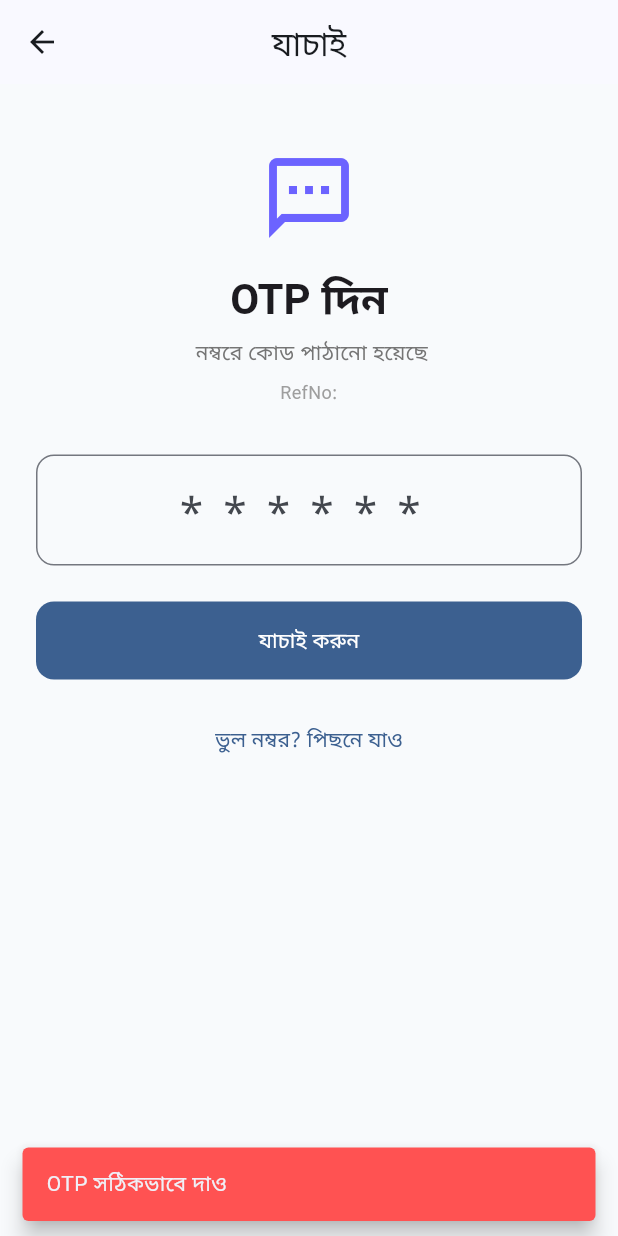
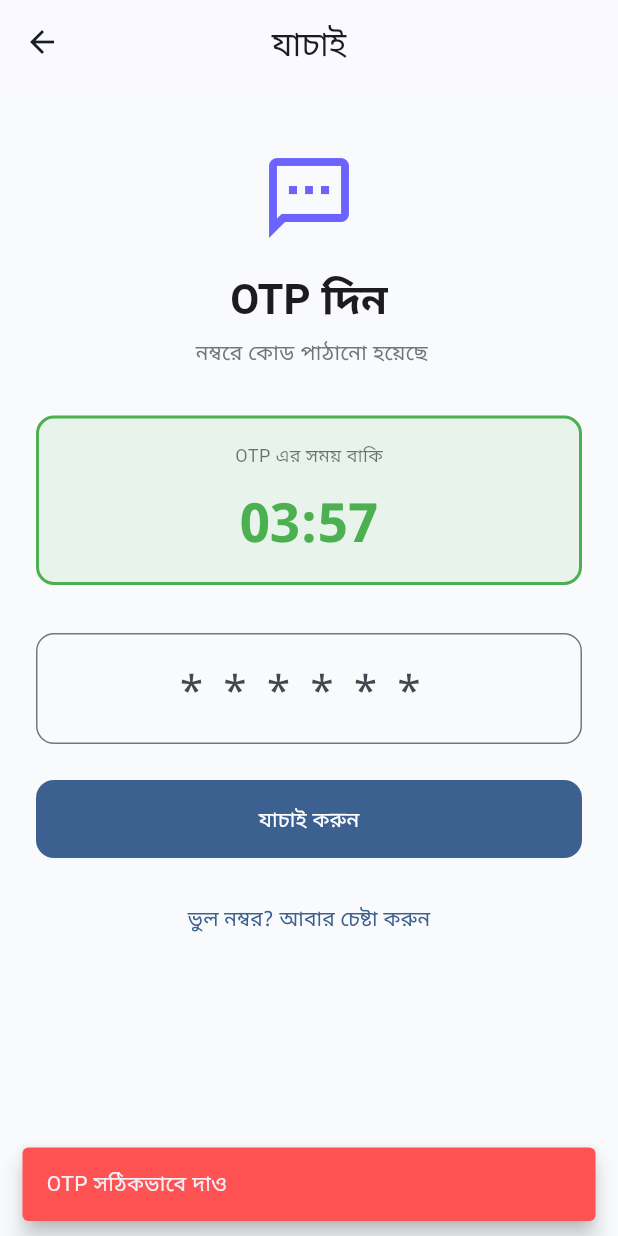
Before and after one commit to mehedienf/women_safety_weather_app, a Flutter app: the OtpVerifyPage screen opened directly with empty values, after a tap on "যাচাই করুন", on a phone screen of 412 x 824 dp. Run offline on Flutter 3.47's test engine with Material 3 defaults, Android fonts, the phone set to English and light mode, and no system bars; our stand-ins replace flutter_local_notifications, flutter_map, geolocator, google_fonts, latlong2, permission_handler and 2 more; missing offline and left inert: flutter_phone_direct_caller; accounts and stored records are empty.

Commit message:
Add OTP countdown timer and update notification message in app bar

```diff
--- a/lib/login.dart
+++ b/lib/login.dart
@@ -1,3 +1,4 @@
+import 'dart:async';
 import 'dart:convert';
 
 import 'package:flutter/material.dart';
@@ -221,6 +222,18 @@ class _LoginPageState extends State<LoginPage> {
               const SizedBox(height: 8),
               const Text('মোবাইল নম্বর দিন', textAlign: TextAlign.center),
               const SizedBox(height: 32),
+              const SizedBox(height: 8),
+              Text(
+                // 'Daily 2 taka(VAT+SD+SC) subscription charge',
+                'চার্জ 2 টাকা + VAT+SD+SC/দিন',
+                textAlign: TextAlign.center,
+                style: TextStyle(
+                  color: Colors.grey.shade600,
+                  fontSize: 14,
+                  fontWeight: FontWeight.w500,
+                ),
+              ),
+              const SizedBox(height: 32),
               TextField(
                 controller: _phoneController,
                 keyboardType: TextInputType.phone,
@@ -272,6 +285,49 @@ class OtpVerifyPage extends StatefulWidget {
 class _OtpVerifyPageState extends State<OtpVerifyPage> {
   final TextEditingController _otpController = TextEditingController();
   bool _isLoading = false;
+  late Timer _timer;
+  int _remainingSeconds = 240; // 4 minutes = 240 seconds
+
+  @override
+  void initState() {
+    super.initState();
+    _startCountdown();
+  }
+
+  void _startCountdown() {
+    _timer = Timer.periodic(const Duration(seconds: 1), (timer) {
+      setState(() {
+        if (_remainingSeconds > 0) {
+          _remainingSeconds--;
+        } else {
+          _timer.cancel();
+        }
+      });
+    });
+  }
+
+  String _formatTime(int seconds) {
+    final minutes = seconds ~/ 60;
+    final secs = seconds % 60;
+    return '${minutes.toString().padLeft(2, '0')}:${secs.toString().padLeft(2, '0')}';
+  }
+
+  Color _getTimerColor() {
+    if (_remainingSeconds > 120) return Colors.green;
+    if (_remainingSeconds > 60) return Colors.orange;
+    return Colors.red;
+  }
+
+  String _readString(Map<String, dynamic> data, List<String> keys) {
+    for (final key in keys) {
+      final value = data[key];
+      if (value != null) {
+        final text = value.toString().trim();
+        if (text.isNotEmpty) return text;
+      }
+    }
+    return '';
+  }
 
   Future<void> _verifyOtp() async {
     final otp = _otpController.text.trim();
@@ -300,20 +356,42 @@ class _OtpVerifyPageState extends State<OtpVerifyPage> {
         return;
       }
 
-      final statusCode =
-          data['statusCode']?.toString().trim().toUpperCase() ?? '';
+      // final statusCode =
+      //     data['statusCode']?.toString().trim().toUpperCase() ?? '';
+      final statusCode = _readString(data, [
+        'statusCode',
+        'StatusCode',
+        'status_code',
+      ]).toUpperCase();
+      final successFlag =
+          data['success'] == true ||
+          _readString(data, ['status', 'result']).toLowerCase() == 'success';
 
-      if (statusCode == 'S1000') {
+      if (statusCode == 'S1000' || successFlag) {
         // OTP verified successfully - save credentials immediately
         final prefs = await SharedPreferences.getInstance();
         await prefs.setBool('isLoggedIn', true);
         await prefs.setString('userPhone', widget.phone);
 
+        // Wait briefly for subscription sync, then continue to home.
+        final subscribed = await _waitForSubscriptionSync();
+
         if (!mounted) return;
+        if (!subscribed) {
+          _showWarning('সাবস্ক্রিপশন চলছে। অ্যাপ লোড হচ্ছে...');
+          await Future.delayed(const Duration(seconds: 1));
+          if (!mounted) return;
+        }
+
         Navigator.pushNamedAndRemoveUntil(context, '/home', (route) => false);
       } else {
-        final message = data['message']?.toString() ?? 'OTP ভুল হয়েছে';
-        _showError(message);
+        final message = _readString(data, [
+          'message',
+          'statusDetail',
+          'error',
+          'errorMessage',
+        ]);
+        _showError(message.isNotEmpty ? message : 'OTP ভুল হয়েছে');
       }
     } catch (e) {
       _showError('নেটওয়ার্ক সমস্যা হয়েছে: ${e.toString()}');
@@ -322,11 +400,66 @@ class _OtpVerifyPageState extends State<OtpVerifyPage> {
     }
   }
 
+  // void _showError(String msg) {
+  //   ScaffoldMessenger.of(context).showSnackBar(
+  //     SnackBar(
+  //       content: Text(msg),
+  //       backgroundColor: Colors.redAccent,
+  //       behavior: SnackBarBehavior.floating,
+  //       duration: const Duration(seconds: 4),
+  //     ),
+  //   );
+  // }
+
+  // Wait for subscription to sync - reduced to 5 checks for faster UX.
+  Future<bool> _waitForSubscriptionSync() async {
+    for (var i = 0; i < 5; i++) {
+      await Future.delayed(const Duration(seconds: 1));
+
+      try {
+        final response = await http
+            .post(
+              Uri.parse('${_baseUrl}check_subscription.php'),
+              body: {'user_mobile': widget.phone},
+            )
+            .timeout(const Duration(seconds: 5));
+
+        if (response.statusCode == 200) {
+          final data = jsonDecode(response.body);
+          if (data is Map<String, dynamic>) {
+            final status =
+                data['subscriptionStatus']?.toString().trim().toUpperCase() ??
+                '';
+            // Only accept REGISTERED (means charging succeeded)
+            if (status == 'REGISTERED') {
+              return true;
+            }
+          }
+        }
+      } catch (e) {
+        // Continue checking
+      }
+    }
+
+    return false;
+  }
+
   void _showError(String msg) {
     ScaffoldMessenger.of(context).showSnackBar(
       SnackBar(
         content: Text(msg),
         backgroundColor: Colors.redAccent,
+        behavior: SnackBarBehavior.floating,
+        duration: const Duration(seconds: 4),
+      ),
+    );
+  }
+
+  void _showWarning(String msg) {
+    ScaffoldMessenger.of(context).showSnackBar(
+      SnackBar(
+        content: Text(msg),
+        backgroundColor: Colors.orange,
         behavior: SnackBarBehavior.floating,
         duration: const Duration(seconds: 4),
       ),
@@ -370,12 +503,50 @@ class _OtpVerifyPageState extends State<OtpVerifyPage> {
                   textAlign: TextAlign.center,
                   style: TextStyle(color: Colors.grey.shade600),
                 ),
-                const SizedBox(height: 8),
-                Text(
-                  'RefNo: ${widget.referenceNo}',
-                  textAlign: TextAlign.center,
-                  style: TextStyle(color: Colors.grey.shade500, fontSize: 12),
+                const SizedBox(height: 32),
+                Container(
+                  padding: const EdgeInsets.all(16),
+                  decoration: BoxDecoration(
+                    color: _getTimerColor().withValues(alpha: 0.1),
+                    border: Border.all(color: _getTimerColor(), width: 2),
+                    borderRadius: BorderRadius.circular(12),
+                  ),
+                  child: Column(
+                    children: [
+                      const Text(
+                        'OTP এর সময় বাকি',
+                        style: TextStyle(fontSize: 12, color: Colors.black54),
+                      ),
+                      const SizedBox(height: 8),
+                      Text(
+                        _formatTime(_remainingSeconds),
+                        style: TextStyle(
+                          fontSize: 36,
+                          fontWeight: FontWeight.bold,
+                          color: _getTimerColor(),
+                        ),
+                      ),
+                      if (_remainingSeconds <= 60)
+                        const Padding(
+                          padding: EdgeInsets.only(top: 8),
+                          child: Text(
+                            'সময় শেষ হয়ে যাচ্ছে!',
+                            style: TextStyle(
+                              fontSize: 12,
+                              color: Colors.red,
+                              fontWeight: FontWeight.w500,
+                            ),
+                          ),
+                        ),
+                    ],
+                  ),
                 ),
+                // const SizedBox(height: 24),
+                // Text(
+                //   'RefNo: ${widget.referenceNo}',
+                //   textAlign: TextAlign.center,
+                //   style: TextStyle(color: Colors.grey.shade500, fontSize: 12),
+                // ),
                 const SizedBox(height: 32),
                 TextField(
                   controller: _otpController,
@@ -408,7 +579,7 @@ class _OtpVerifyPageState extends State<OtpVerifyPage> {
                 const SizedBox(height: 16),
                 TextButton(
                   onPressed: _isLoading ? null : () => Navigator.pop(context),
-                  child: const Text('ভুল নম্বর? পিছনে যাও'),
+                  child: const Text('ভুল নম্বর? আবার চেষ্টা করুন'),
                 ),
               ],
             ),
--- a/lib/widgets/disaster_app_bar.dart
+++ b/lib/widgets/disaster_app_bar.dart
@@ -612,7 +612,7 @@ class _TickerTapeState extends State<_TickerTape>
         .watch<AdminNotificationProvider>()
         .notifications;
     final text = notifications.isEmpty
-        ? '📢  আপনার জেলার সর্বশেষ বিজ্ঞপ্তিগুলো এখানে দেখা যাবে'
+        ? '📢 কোন নতুন বিজ্ঞপ্তি নেই'
         : '📢  ${notifications.map((n) => n.title).join('   •   ')}   ';
 
     return LayoutBuilder(
--- a/pubspec.yaml
+++ b/pubspec.yaml
@@ -78,5 +78,4 @@ flutter:
 
   assets:
     - assets/icons/
-    - assets/images/
     - assets/videos/
```
Also changed, not shown: lib/main.dart (+11 -11 lines).
